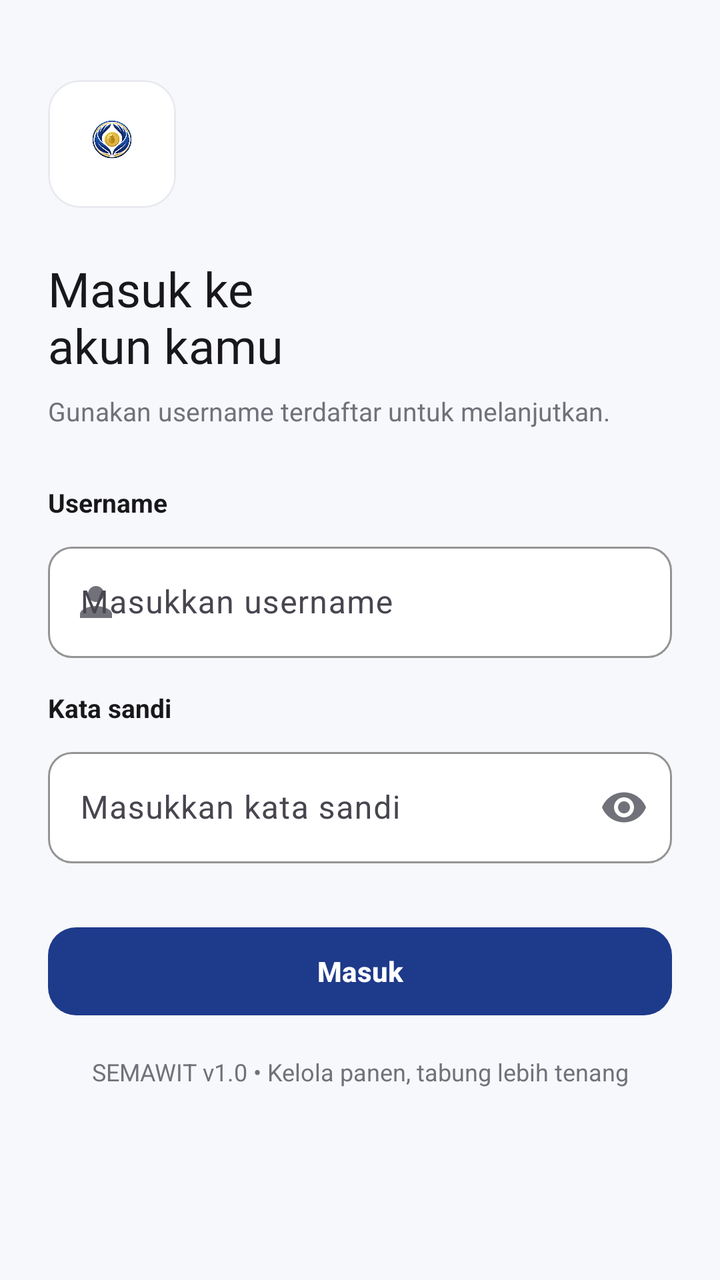
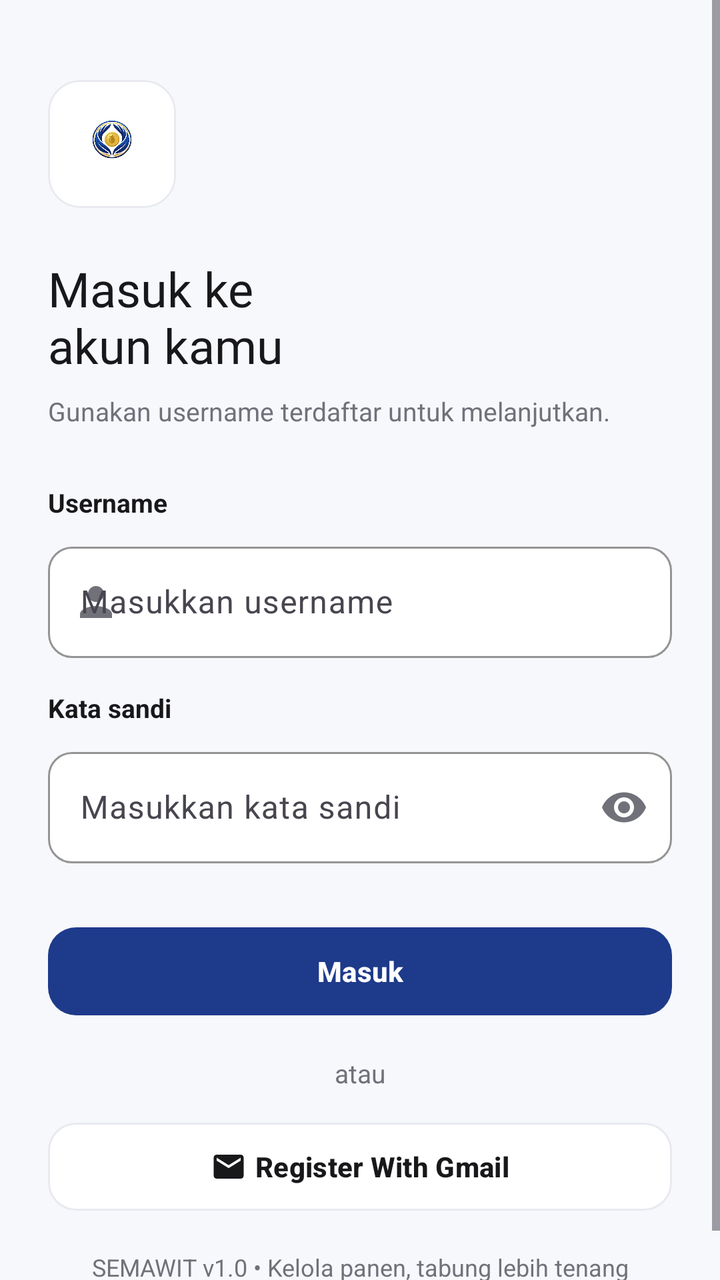

Compare the two renders of this Android layout. The source of the first and the diff that turns it into the second are given below.
<!-- AndroidManifest.xml: application theme Theme.ALSpocky -->
<!-- res/layout/activity_auth.xml -->
<?xml version="1.0" encoding="utf-8"?>
<ScrollView xmlns:android="http://schemas.android.com/apk/res/android"
    xmlns:app="http://schemas.android.com/apk/res-auto"
    android:layout_width="match_parent"
    android:layout_height="match_parent"
    android:background="@color/bg_page"
    android:fillViewport="true"
    android:fitsSystemWindows="true">

    <LinearLayout
        android:layout_width="match_parent"
        android:layout_height="wrap_content"
        android:orientation="vertical"
        android:padding="24dp">

        
        <com.google.android.material.card.MaterialCardView
            style="@style/Semawit.Card"
            android:layout_width="64dp"
            android:layout_height="64dp"
            android:layout_marginTop="16dp">

            <ImageView
                android:layout_width="52dp"
                android:layout_height="52dp"
                android:layout_gravity="center"
                android:contentDescription="@string/cd_logo"
                android:src="@drawable/ic_logo_semawit" />
        </com.google.android.material.card.MaterialCardView>

        <TextView
            style="@style/Semawit.Text.Heading"
            android:layout_width="wrap_content"
            android:layout_height="wrap_content"
            android:layout_marginTop="24dp"
            android:text="Masuk ke\nakun kamu" />

        <TextView
            style="@style/Semawit.Text.Body"
            android:layout_width="wrap_content"
            android:layout_height="wrap_content"
            android:layout_marginTop="8dp"
            android:text="Gunakan username terdaftar untuk melanjutkan." />

        <TextView
            style="@style/Semawit.Text.Title"
            android:layout_width="wrap_content"
            android:layout_height="wrap_content"
            android:layout_marginTop="28dp"
            android:text="Username"
            android:textSize="13sp" />

        <com.google.android.material.textfield.TextInputLayout
            style="@style/Semawit.Input"
            android:layout_width="match_parent"
            android:layout_height="wrap_content"
            android:layout_marginTop="8dp"
            app:startIconDrawable="@drawable/ic_nav_akun"
            app:startIconTint="@color/neutral_500">

            <com.google.android.material.textfield.TextInputEditText
                android:id="@+id/etUsername"
                android:layout_width="match_parent"
                android:layout_height="wrap_content"
                android:hint="Masukkan username"
                android:inputType="text"
                android:maxLines="1" />
        </com.google.android.material.textfield.TextInputLayout>

        <TextView
            style="@style/Semawit.Text.Title"
            android:layout_width="wrap_content"
            android:layout_height="wrap_content"
            android:layout_marginTop="16dp"
            android:text="Kata sandi"
            android:textSize="13sp" />

        <com.google.android.material.textfield.TextInputLayout
            style="@style/Semawit.Input"
            android:layout_width="match_parent"
            android:layout_height="wrap_content"
            android:layout_marginTop="8dp"
            app:endIconMode="password_toggle"
            app:endIconTint="@color/neutral_500">

            <com.google.android.material.textfield.TextInputEditText
                android:id="@+id/etPassword"
                android:layout_width="match_parent"
                android:layout_height="wrap_content"
                android:hint="Masukkan kata sandi"
                android:inputType="textPassword"
                android:maxLines="1" />
        </com.google.android.material.textfield.TextInputLayout>

        <com.google.android.material.button.MaterialButton
            android:id="@+id/btnLogin"
            style="@style/Semawit.Button.Primary"
            android:layout_width="match_parent"
            android:layout_height="wrap_content"
            android:layout_marginTop="28dp"
            android:text="Masuk" />

        <TextView
            style="@style/Semawit.Text.Body"
            android:layout_width="match_parent"
            android:layout_height="wrap_content"
            android:layout_marginTop="16dp"
            android:gravity="center"
            android:text="SEMAWIT v1.0 • Kelola panen, tabung lebih tenang"
            android:textSize="12sp" />
    </LinearLayout>
</ScrollView>
<!-- resources referenced by this layout -->
<resources>
  <color name="bg_page">#F7F8FC</color>
  <color name="neutral_500">#71717A</color>
  <!-- drawable ic_nav_akun (drawable) -->
  <?xml version="1.0" encoding="utf-8"?>
  <vector xmlns:android="http://schemas.android.com/apk/res/android"
      android:width="24dp"
      android:height="24dp"
      android:viewportWidth="24"
      android:viewportHeight="24">
      <path
          android:fillColor="@android:color/white"
          android:pathData="M12,12c2.21,0 4,-1.79 4,-4s-1.79,-4 -4,-4 -4,1.79 -4,4 1.79,4 4,4zM12,14c-2.67,0 -8,1.34 -8,4v2h16v-2c0,-2.66 -5.33,-4 -8,-4z" />
  </vector>
  <string name="cd_logo">Logo SEMAWIT</string>
  <style name="Semawit.Card" parent="Widget.Material3.CardView.Elevated">
          <item name="cardBackgroundColor">@color/neutral_0</item>
          <item name="cardCornerRadius">16dp</item>
          <item name="cardElevation">0dp</item>
          <item name="strokeColor">@color/neutral_200</item>
          <item name="strokeWidth">1dp</item>
      </style>
  <style name="Semawit.Input" parent="Widget.Material3.TextInputLayout.OutlinedBox">
          <item name="boxBackgroundColor">@color/neutral_0</item>
          <item name="boxStrokeColor">@color/primary_500</item>
          <item name="boxCornerRadiusTopStart">12dp</item>
          <item name="boxCornerRadiusTopEnd">12dp</item>
          <item name="boxCornerRadiusBottomStart">12dp</item>
          <item name="boxCornerRadiusBottomEnd">12dp</item>
          <item name="hintTextColor">@color/primary_500</item>
      </style>
  <style name="Semawit.Text.Body" parent="">
          <item name="android:textSize">13sp</item>
          <item name="android:textColor">@color/neutral_500</item>
          <item name="android:lineSpacingExtra">2dp</item>
      </style>
  <style name="Semawit.Text.Heading" parent="">
          <item name="android:fontFamily">@font/montserrat_bold</item>
          <item name="android:textSize">24sp</item>
          <item name="android:textColor">@color/neutral_900</item>
      </style>
  <style name="Semawit.Text.Title" parent="">
          <item name="android:textSize">15sp</item>
          <item name="android:textStyle">bold</item>
          <item name="android:textColor">@color/neutral_900</item>
      </style>
  <style name="Theme.ALSpocky" parent="Base.Theme.ALSpocky" />
  <color name="primary_500">#1E3A8A</color>
  <color name="neutral_0">#FFFFFF</color>
  <color name="neutral_200">#E8EAF0</color>
  <color name="neutral_900">#18181B</color>
  <color name="primary_100">#DBEAFE</color>
  <color name="primary_800">#172554</color>
  <color name="accent_gold">#FBBF24</color>
  <!-- unchanged entries left out for length: 3 -->
</resources>

<!-- the commit's change to res/layout/activity_auth.xml (unified diff, before → after) -->
@@ -99,6 +99,24 @@
             android:layout_height="wrap_content"
             android:layout_marginTop="28dp"
             android:text="Masuk" />
+        
+        <TextView
+            style="@style/Semawit.Text.Body"
+            android:layout_width="match_parent"
+            android:layout_height="wrap_content"
+            android:layout_marginTop="16dp"
+            android:gravity="center"
+            android:text="atau" />
+
+        
+        <com.google.android.material.button.MaterialButton
+            android:id="@+id/btnRegisterGmail"
+            style="@style/Semawit.Button.Secondary"
+            android:layout_width="match_parent"
+            android:layout_height="wrap_content"
+            android:layout_marginTop="12dp"
+            android:text="Register With Gmail"
+            app:icon="@drawable/ic_mail" />
 
         <TextView
             style="@style/Semawit.Text.Body"
<!-- resource entries referenced after the edit -->
@@ -2,6 +2,17 @@
 <resources>
   <color name="bg_page">#F7F8FC</color>
   <color name="neutral_500">#71717A</color>
+  <!-- drawable ic_mail (drawable) -->
+  <?xml version="1.0" encoding="utf-8"?>
+  <vector xmlns:android="http://schemas.android.com/apk/res/android"
+      android:width="24dp"
+      android:height="24dp"
+      android:viewportWidth="24"
+      android:viewportHeight="24">
+      <path
+          android:fillColor="@android:color/white"
+          android:pathData="M20,4H4c-1.1,0 -1.99,0.9 -1.99,2L2,18c0,1.1 0.9,2 2,2h16c1.1,0 2,-0.9 2,-2V6c0,-1.1 -0.9,-2 -2,-2zM20,8l-8,5 -8,-5V6l8,5 8,-5v2z" />
+  </vector>
   <!-- drawable ic_nav_akun (drawable) -->
   <?xml version="1.0" encoding="utf-8"?>
   <vector xmlns:android="http://schemas.android.com/apk/res/android"
@@ -14,6 +25,17 @@
           android:pathData="M12,12c2.21,0 4,-1.79 4,-4s-1.79,-4 -4,-4 -4,1.79 -4,4 1.79,4 4,4zM12,14c-2.67,0 -8,1.34 -8,4v2h16v-2c0,-2.66 -5.33,-4 -8,-4z" />
   </vector>
   <string name="cd_logo">Logo SEMAWIT</string>
+  <style name="Semawit.Button.Secondary" parent="Widget.Material3.Button.OutlinedButton">
+          <item name="backgroundTint">@color/neutral_0</item>
+          <item name="android:textColor">@color/neutral_900</item>
+          <item name="android:textStyle">bold</item>
+          <item name="android:textSize">14sp</item>
+          <item name="android:minHeight">52dp</item>
+          <item name="cornerRadius">14dp</item>
+          <item name="strokeColor">@color/neutral_200</item>
+          <item name="iconTint">@color/neutral_900</item>
+          <item name="iconGravity">textStart</item>
+      </style>
   <style name="Semawit.Card" parent="Widget.Material3.CardView.Elevated">
           <item name="cardBackgroundColor">@color/neutral_0</item>
           <item name="cardCornerRadius">16dp</item>
